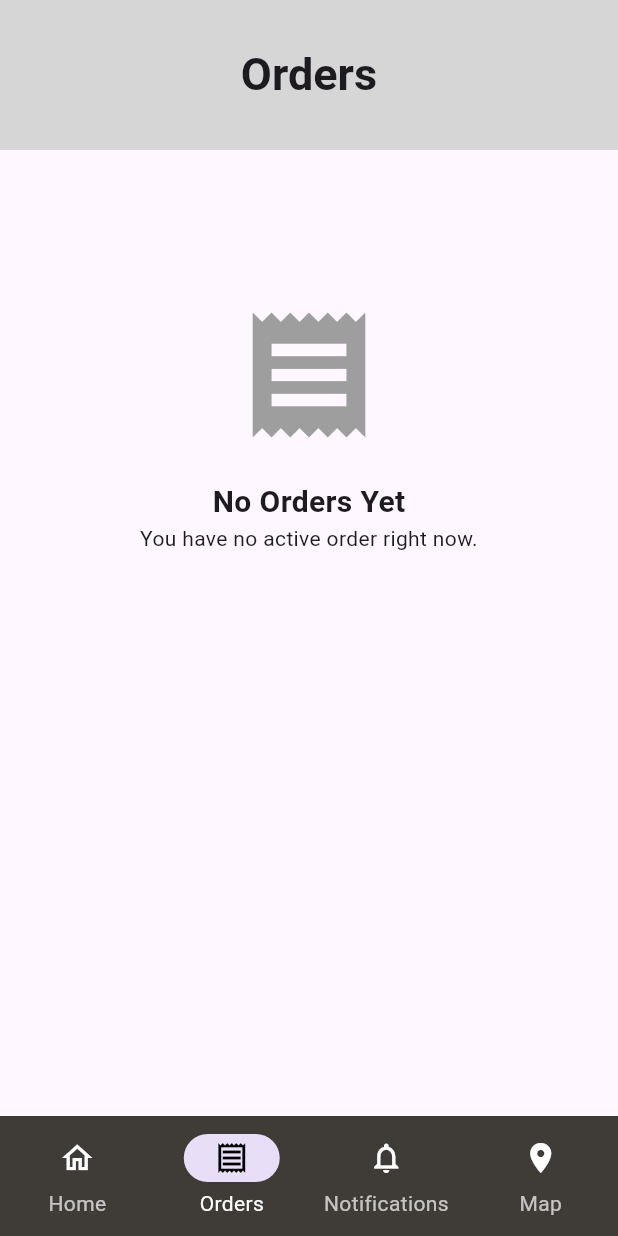
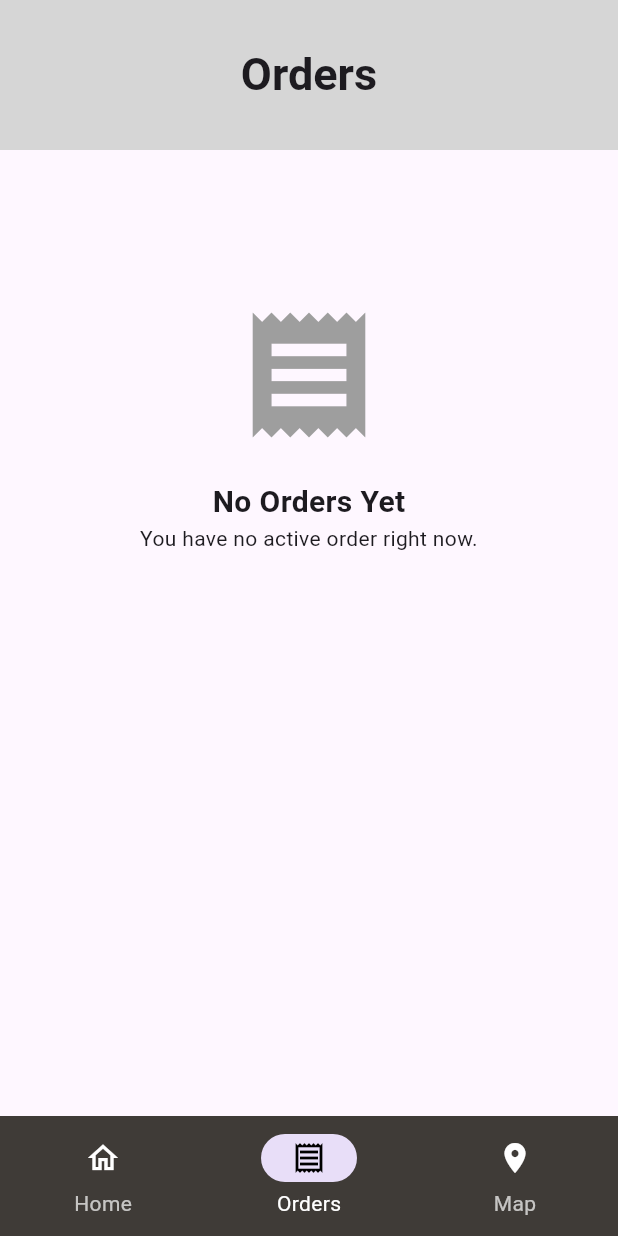
Before and after one commit to Salvador025/cadidy, a Flutter app: the screen it shows once a user with an empty profile is signed in, item 2 of the bottom bar chosen, on a phone screen of 412 x 824 dp. Run offline on Flutter 3.47's test engine with Material 3 defaults, Android fonts, the phone set to English and light mode, and no system bars; our stand-ins replace cloud_firestore, firebase_auth, firebase_core, flutter_map, google_fonts, image_picker and 2 more; missing offline and left inert: firebase_ui_auth, flutter_stripe; accounts and stored records are empty.

Commit message:
fix: delete notifications tab

```diff
--- a/cadidy/lib/screens/dashboard/home.dart
+++ b/cadidy/lib/screens/dashboard/home.dart
@@ -68,10 +68,6 @@ class _HomeState extends State<Home> {
             NavigationDestination(
                 icon: Icon(Icons.receipt_outlined), label: 'Orders'),
             NavigationDestination(
-              icon: Icon(Icons.notifications_outlined),
-              label: 'Notifications',
-            ),
-            NavigationDestination(
               icon: Icon(Icons.location_on),
               label: 'Map',
             ),
```
